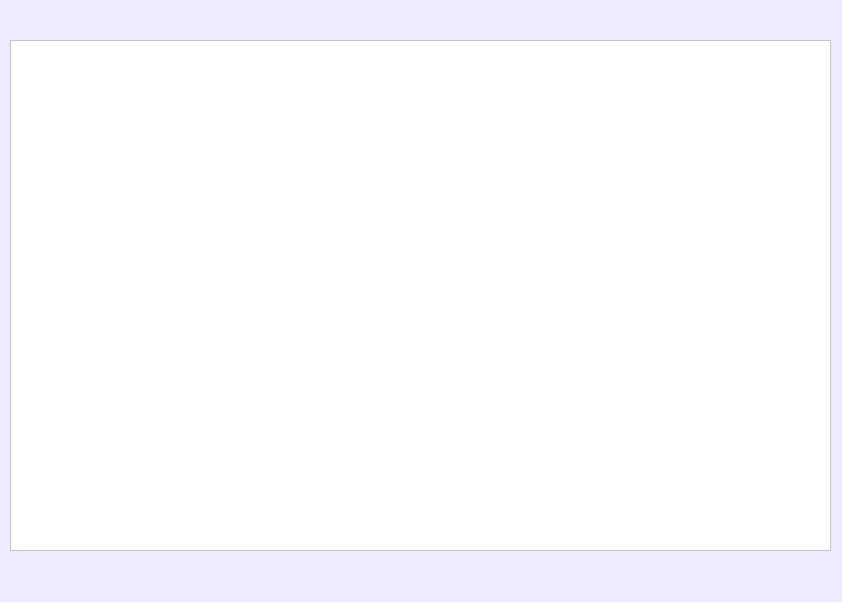
Above: main.ui from igorspbschool/coffee1 before the change. Below: the same form after it.
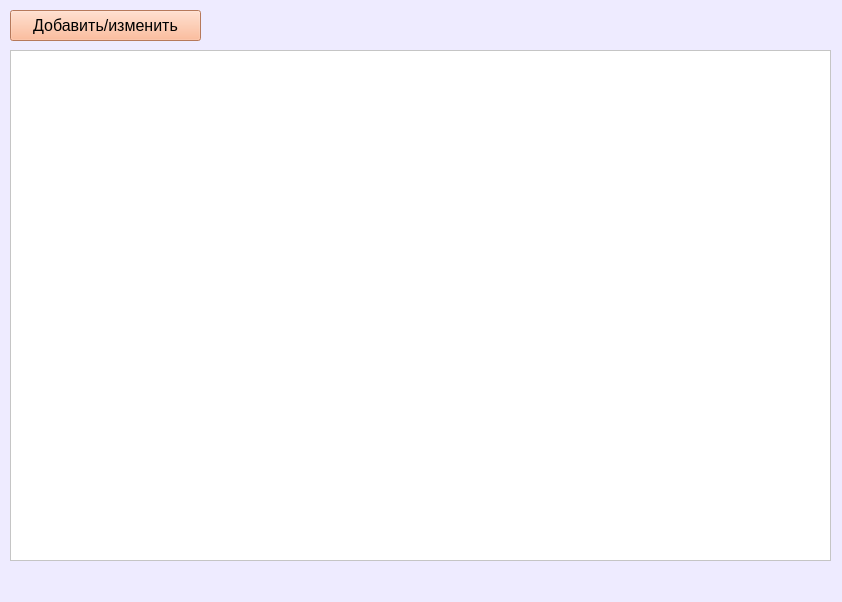
That is the form after the change.

Patch:
```diff
--- a/main.ui
+++ b/main.ui
@@ -33,7 +33,7 @@
     <property name="geometry">
      <rect>
       <x>10</x>
-      <y>40</y>
+      <y>50</y>
       <width>821</width>
       <height>511</height>
      </rect>
@@ -54,6 +54,27 @@
      <string notr="true">background-color: rgb(255, 255, 255);</string>
     </property>
    </widget>
+   <widget class="QPushButton" name="pushButton_coffe">
+    <property name="geometry">
+     <rect>
+      <x>10</x>
+      <y>10</y>
+      <width>191</width>
+      <height>31</height>
+     </rect>
+    </property>
+    <property name="font">
+     <font>
+      <pointsize>12</pointsize>
+     </font>
+    </property>
+    <property name="styleSheet">
+     <string notr="true">background-color: rgb(255, 170, 127);</string>
+    </property>
+    <property name="text">
+     <string>Добавить/изменить</string>
+    </property>
+   </widget>
   </widget>
   <widget class="QMenuBar" name="menubar">
    <property name="geometry">
```
